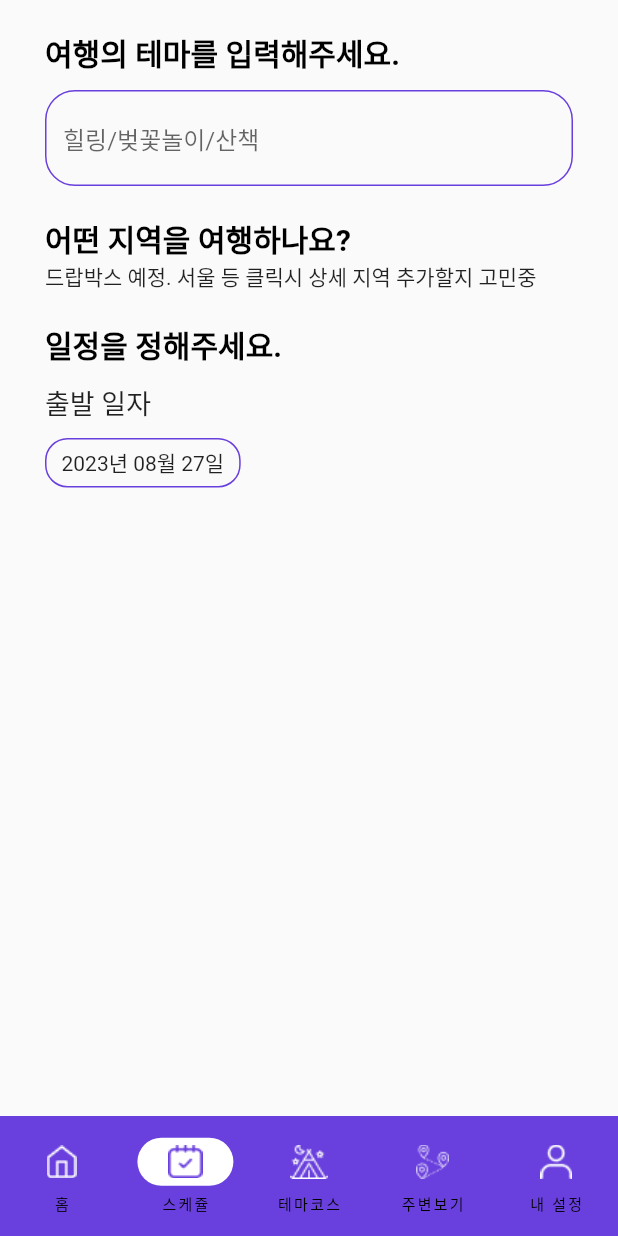
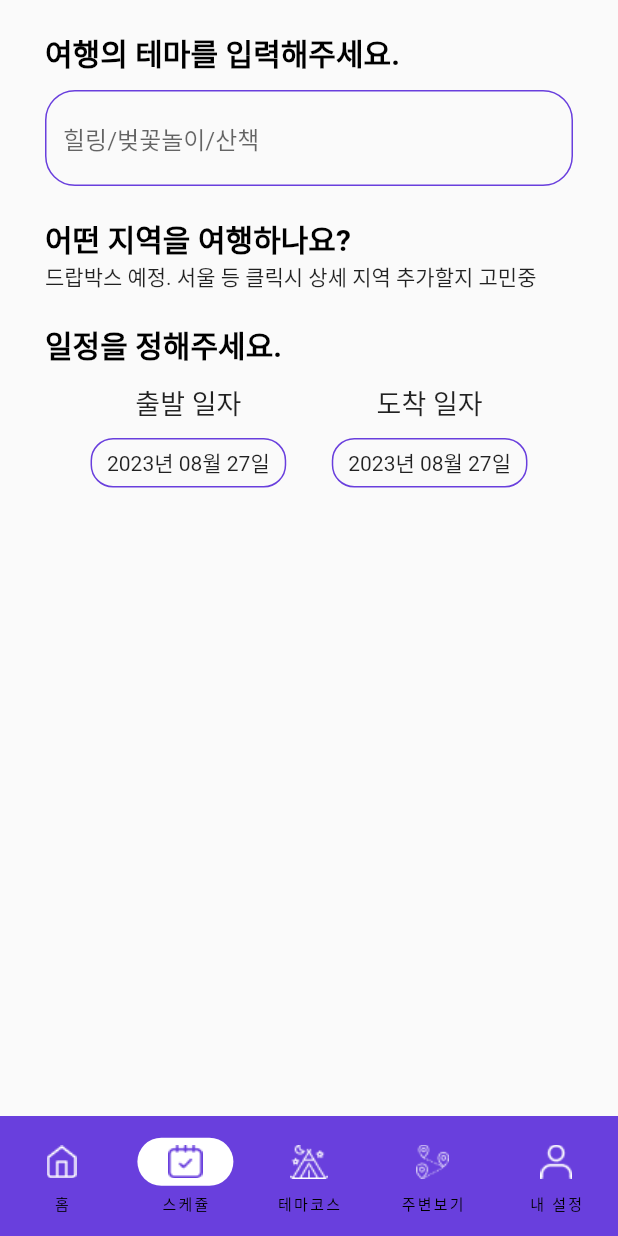
Before and after one commit to tororae/tourApp_with_tour_api, a Flutter app: the screen it shows after launch, item 2 of the bottom bar chosen, on a phone screen of 412 x 824 dp. Run offline on Flutter 3.47's test engine with Material 2 defaults, Android fonts, the phone set to English and light mode, and no system bars; our stand-ins replace fluttertoast.

Commit message:
출발일, 도착일 설정 및 날짜 예외적용

```diff
--- a/lib/main.dart
+++ b/lib/main.dart
@@ -1,4 +1,3 @@
-import 'package:flutter/cupertino.dart';
 import 'package:flutter/material.dart';
 import 'package:tour_with_tourapi/screen/splash.dart';
 import 'package:flutter_localizations/flutter_localizations.dart';
--- a/lib/screen/schedule_screen.dart
+++ b/lib/screen/schedule_screen.dart
@@ -2,6 +2,7 @@ import 'package:flutter/cupertino.dart';
 import 'package:flutter/material.dart';
 import 'package:tour_with_tourapi/setting/theme.dart';
 import 'package:intl/intl.dart';
+import 'package:fluttertoast/fluttertoast.dart';
 
 class ScheduleScreen extends StatefulWidget {
   const ScheduleScreen({super.key});
@@ -14,11 +15,28 @@ DateTime _temporaryDate = DateTime.now();
 
 class _ScheduleScreenState extends State<ScheduleScreen> {
   DateTime _startDate = DateTime.now();
+  DateTime _endDate = DateTime.now();
 
   dateApply(bool isStart) {
     setState(() {
+      if (isStart) {
         _startDate = _temporaryDate;
-      debugPrint("$_temporaryDate 는 호출됨.");
+        if (_startDate.difference(_endDate).inDays >= 1) {
+          _endDate = _startDate;
+        }
+        Navigator.pop(context, 'OK');
+      } else {
+        debugPrint(
+            "${_temporaryDate.difference(_startDate).inDays}와 ${_startDate.difference(_temporaryDate).inDays}");
+        if (_temporaryDate.difference(_startDate).inDays >= 1) {
+          _endDate = _temporaryDate;
+          Navigator.pop(context, 'OK');
+        } else {
+          Fluttertoast.showToast(
+            msg: "출발 일자보다 빠르게 설정할 수 없습니다.",
+          );
+        }
+      }
     });
   }
 
@@ -42,6 +60,12 @@ class _ScheduleScreenState extends State<ScheduleScreen> {
             const SizedBox(height: 20),
             scheduleTitleText(titleText: "일정을 정해주세요."),
             const SizedBox(height: 10),
+            //날짜선택부
+            Row(
+              mainAxisAlignment: MainAxisAlignment.spaceEvenly,
+              children: [
+                Column(
+                  children: [
                     const Text(
                       "출발 일자",
                       style: TextStyle(fontSize: 18),
@@ -55,8 +79,8 @@ class _ScheduleScreenState extends State<ScheduleScreen> {
                         isStart: true,
                       ),
                       child: Container(
-                padding:
-                    const EdgeInsets.symmetric(horizontal: 10, vertical: 5),
+                        padding: const EdgeInsets.symmetric(
+                            horizontal: 10, vertical: 5),
                         decoration: BoxDecoration(
                           border: Border.all(color: mainColor),
                           borderRadius: const BorderRadius.all(
@@ -70,15 +94,50 @@ class _ScheduleScreenState extends State<ScheduleScreen> {
                     ),
                   ],
                 ),
+                Column(
+                  children: [
+                    const Text(
+                      "도착 일자",
+                      style: TextStyle(fontSize: 18),
+                    ),
+                    const SizedBox(height: 10),
+                    GestureDetector(
+                      onTap: () => datePicker(
+                        context: context,
+                        selectedDate: _endDate,
+                        scheduleApply: dateApply,
+                        isStart: false,
+                      ),
+                      child: Container(
+                        padding: const EdgeInsets.symmetric(
+                            horizontal: 10, vertical: 5),
+                        decoration: BoxDecoration(
+                          border: Border.all(color: mainColor),
+                          borderRadius: const BorderRadius.all(
+                            Radius.circular(15),
+                          ),
+                        ),
+                        child: Text(
+                          DateFormat("yyyy년 MM월 dd일").format(_endDate),
+                        ),
+                      ),
+                    ),
+                  ],
+                ),
+              ],
+            ),
+          ],
+        ),
       ),
     );
   }
 
-  void datePicker(
-      {context,
+  void datePicker({
+    context,
     required DateTime selectedDate,
     required Function scheduleApply,
-      required bool isStart}) {
+    required bool isStart,
+  }) {
     _temporaryDate = selectedDate;
     showDialog(
       barrierDismissible: false, //버튼으로만 종료 가능해짐.
@@ -93,14 +152,20 @@ class _ScheduleScreenState extends State<ScheduleScreen> {
               SizedBox(
                 height: 400,
                 child: CupertinoDatePicker(
-                  initialDateTime: _startDate,
+                  itemExtent: 40,
+                  minimumYear: DateTime.now().year,
+                  minimumDate: DateTime.now().subtract(
+                    Duration(minutes: 1),
+                  ),
+                  maximumYear: DateTime.now().year + 1,
+                  initialDateTime: _temporaryDate,
                   mode: CupertinoDatePickerMode.date,
                   use24hFormat: true,
                   // This shows day of week alongside day of month
                   showDayOfWeek: true,
                   // This is called when the user changes the date.
                   onDateTimeChanged: (DateTime newDate) {
-                    setState(() => _startDate = newDate);
+                    setState(() => _temporaryDate = newDate);
                   },
                 ),
               ),
@@ -113,10 +178,7 @@ class _ScheduleScreenState extends State<ScheduleScreen> {
                   ),
                   TextButton(
                     onPressed: () {
-                      _temporaryDate = selectedDate;
-                      debugPrint("$selectedDate 와 $_temporaryDate");
                       dateApply(isStart);
-                      Navigator.pop(context, 'OK');
                     },
                     child: const Text('OK'),
                   ),
```
Lines whose indentation alone changed are shown as unchanged.
